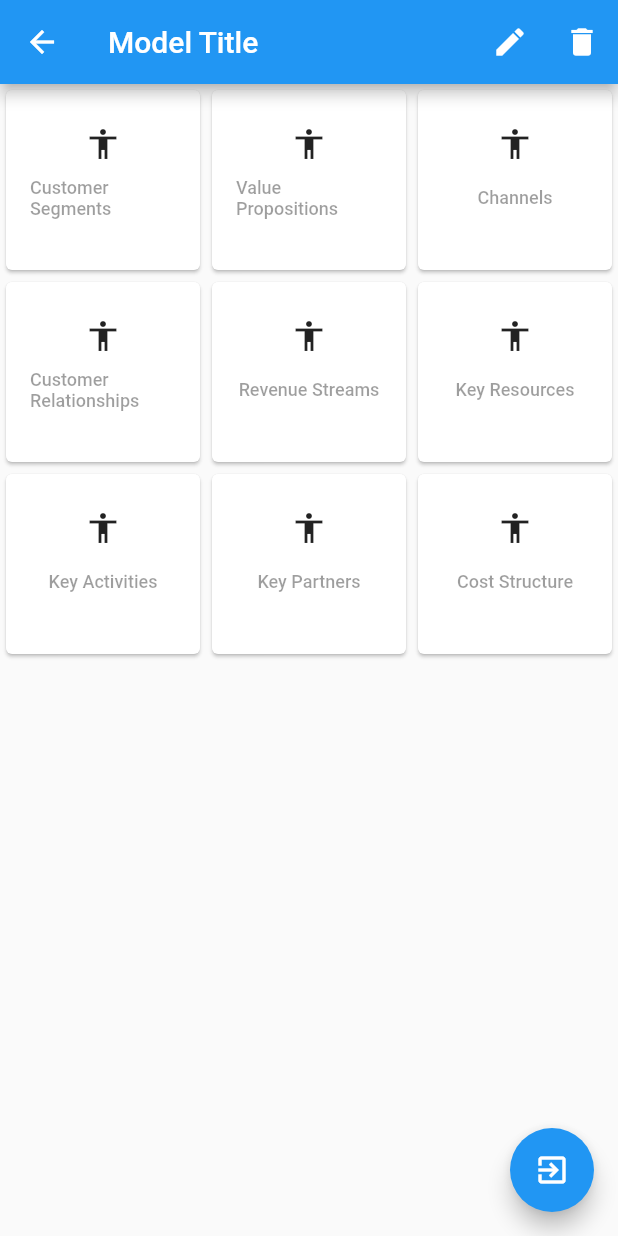
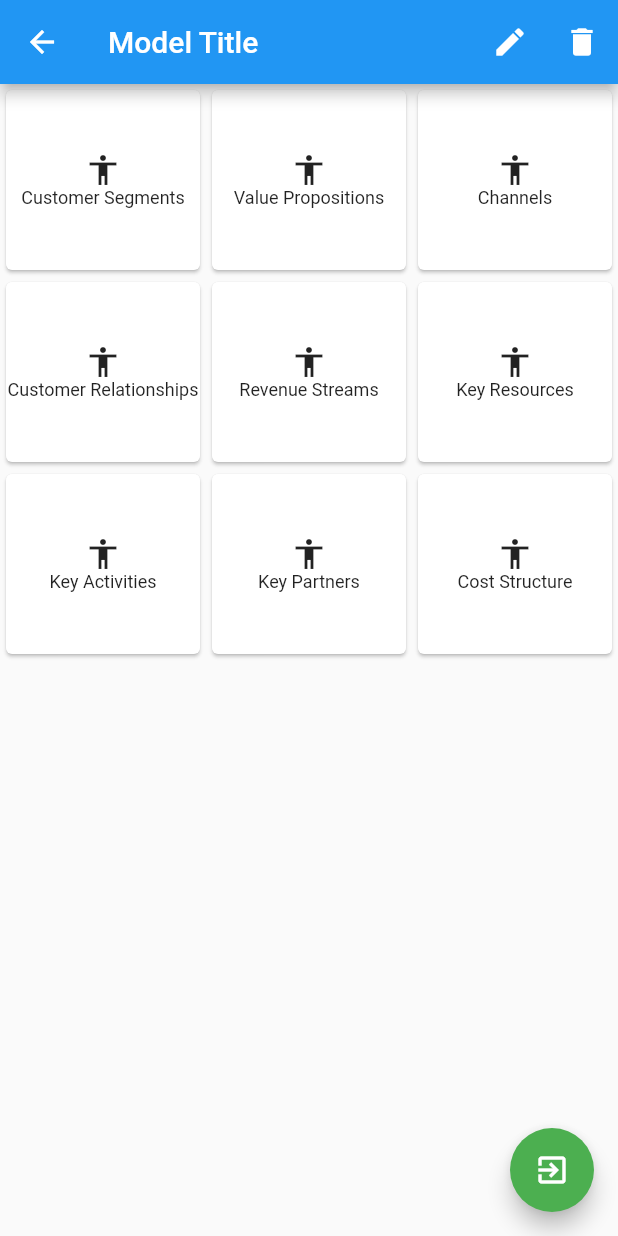
Before and after one commit to Combatwombat77/Copy_cat_fixes, a Flutter app: the ModelDetails screen opened directly, on a phone screen of 412 x 824 dp. Run offline on Flutter 3.47's test engine with Material 2 defaults, Android fonts, the phone set to English and light mode, and no system bars.

Commit message:
small changes

```diff
--- a/lib/ui/pages/model_details.dart
+++ b/lib/ui/pages/model_details.dart
@@ -94,9 +94,8 @@ Widget cardView(String cardName){
 //              Image(
 //                image: ,
 //              ),
-            FlatButton(
-              child: Text("$cardName", style: TextStyle(fontSize: 12),),
-            )
+            Text("$cardName", style: TextStyle(fontSize: 12),),
+
           ],
         ),
       ),
--- a/lib/ui/utils/uidata.dart
+++ b/lib/ui/utils/uidata.dart
@@ -3,4 +3,5 @@ import 'package:flutter/material.dart';
 class Uidata {
   static const Color primaryColor = Colors.blue;
   static const Color secondaryColor = Colors.red;
+  static const Color btnColor = Colors.green;
 }
```
Also changed, not shown: pubspec.lock.
